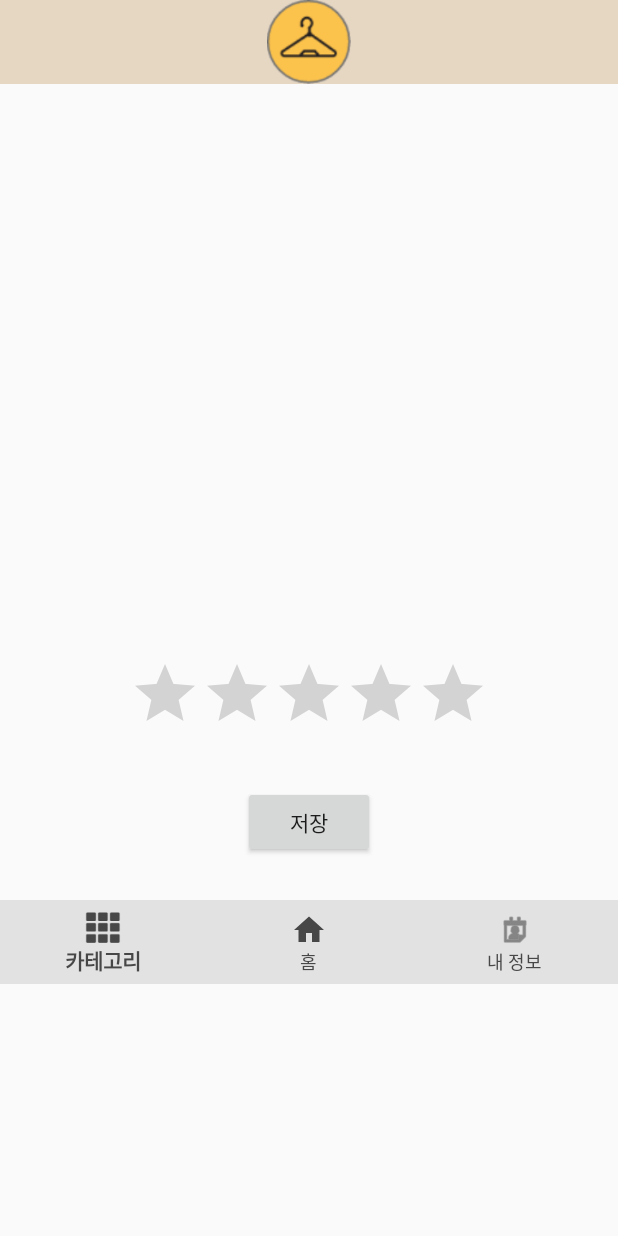
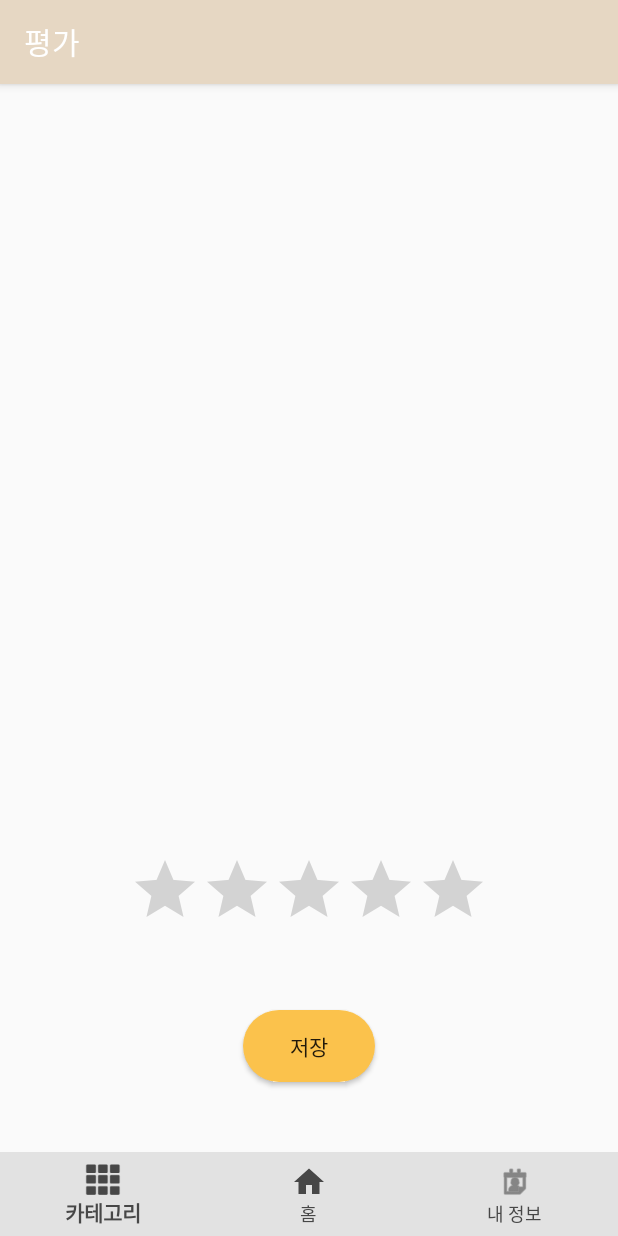
Before and after one commit to wnehdals/Omniver, an Android app: the EvaluationActivity screen opened directly, with no data from a screen before it, on a phone screen of 412 x 824 dp. Run offline under Robolectric (Android 15) with nearby library versions, the phone set to English and light mode, and no system bars; libraries missing offline, so code that uses them is left out: io.realm; pictures from the network do not load.

```diff
--- a/app/build.gradle
+++ b/app/build.gradle
@@ -1,5 +1,5 @@
 apply plugin: 'com.android.application'
-
+apply plugin: 'realm-android'
 android {
     compileSdkVersion 29
     buildToolsVersion "29.0.2"
--- a/app/src/main/java/com/example/omniver/CategoryActivity.java
+++ b/app/src/main/java/com/example/omniver/CategoryActivity.java
@@ -12,6 +12,7 @@ import android.widget.Button;
 import androidx.core.content.FileProvider;
 
 import com.example.omniver.base.BottomNavigationActivity;
+import com.example.omniver.evaluate_service.EvaluationActivity;
 import com.google.android.material.bottomnavigation.BottomNavigationView;
 
 import java.io.File;
@@ -104,7 +105,7 @@ public class CategoryActivity extends BottomNavigationActivity implements View.O
     @Override
     protected void onActivityResult(int requestCode, int resultCode, Intent data) {
         if (requestCode == REQUEST_IMAGE_CAPTURE && resultCode == RESULT_OK) {
-            Intent intent = new Intent(CategoryActivity.this,EvaluationActivity.class);
+            Intent intent = new Intent(CategoryActivity.this, EvaluationActivity.class);
             intent.putExtra("imagePath", currentPhotoPath);
             intent.putExtra("date",timeStamp);
             startActivity(intent);
--- a/app/src/main/java/com/example/omniver/EvaluationActivity.java
+++ /dev/null
@@ -1,48 +0,0 @@
-package com.example.omniver;
-
-import androidx.appcompat.app.AppCompatActivity;
-
-import android.content.Intent;
-import android.os.Bundle;
-import android.util.Log;
-import android.view.View;
-import android.widget.ImageView;
-import android.widget.RatingBar;
-import android.widget.Toast;
-
-import com.bumptech.glide.Glide;
-import com.example.omniver.base.BottomNavigationActivity;
-
-public class EvaluationActivity extends BottomNavigationActivity implements View.OnClickListener, RatingBar.OnRatingBarChangeListener {
-    private ImageView photo;
-    private String imagePath;
-    private RatingBar upRatingbar;
-    @Override
-    protected void onCreate(Bundle savedInstanceState) {
-        super.onCreate(savedInstanceState);
-        setContentView(R.layout.activity_evaluation);
-        photo = (ImageView)findViewById(R.id.photo_image_view);
-        Intent intent = getIntent();
-        imagePath = intent.getStringExtra("imagePath");
-        //String timeStamp = intent.getStringExtra("date");
-        Log.e("주소",imagePath);
-        Glide.with(this).load(imagePath).into(photo);
-        init();
-
-    }
-    public void init(){
-        upRatingbar = (RatingBar)findViewById(R.id.ratingbar_1);
-        upRatingbar.setOnRatingBarChangeListener(this);
-
-    }
-
-    @Override
-    public void onClick(View view) {
-        Toast.makeText(this, "저장되었습니다", Toast.LENGTH_SHORT).show();
-    }
-
-    @Override
-    public void onRatingChanged(RatingBar ratingBar, float v, boolean b) {
-        Log.e("ratingbar",Float.toString(v));
-    }
-}
--- /dev/null
+++ b/app/src/main/java/com/example/omniver/evaluate_service/EvaluationActivity.java
@@ -0,0 +1,85 @@
+package com.example.omniver.evaluate_service;
+
+import android.content.Intent;
+import android.os.Bundle;
+import android.util.Log;
+import android.view.View;
+import android.widget.Button;
+import android.widget.ImageView;
+import android.widget.RatingBar;
+import android.widget.Toast;
+
+import com.bumptech.glide.Glide;
+import com.example.omniver.R;
+import com.example.omniver.base.BottomNavigationActivity;
+import com.example.omniver.main_service.MainActivity;
+import com.example.omniver.model.Climate;
+import com.example.omniver.model.Picture;
+
+import io.realm.Realm;
+
+import static com.example.omniver.main_service.MainActivity.tempAverage;
+public class EvaluationActivity extends BottomNavigationActivity implements View.OnClickListener, RatingBar.OnRatingBarChangeListener,EvaluationContract.View {
+    private ImageView photo;
+    private String imagePath;
+    private RatingBar upRatingbar;
+    private Button saveButton;
+    private Realm realm;
+    private float grade;
+    private EvaluationInteractor evaluationInteractor;
+    private EvaluationPresenter evaluationPresenter;
+    @Override
+    protected void onCreate(Bundle savedInstanceState) {
+        super.onCreate(savedInstanceState);
+        setContentView(R.layout.activity_evaluation);
+        photo = (ImageView)findViewById(R.id.photo_image_view);
+        Intent intent = getIntent();
+        imagePath = intent.getStringExtra("imagePath");
+        Glide.with(this).load(imagePath).into(photo);
+        init();
+
+    }
+    public void init(){
+        grade = 0;
+        saveButton = (Button)findViewById(R.id.save_button);
+        saveButton.setOnClickListener(this);
+        upRatingbar = (RatingBar)findViewById(R.id.ratingbar_1);
+        upRatingbar.setOnRatingBarChangeListener(this);
+        evaluationInteractor = new EvaluationInteractor();
+        evaluationPresenter = new EvaluationPresenter(this,evaluationInteractor);
+
+    }
+
+    @Override
+    public void onClick(View view) {
+        switch (view.getId()){
+            case R.id.save_button:
+                final String timeStamp = getIntent().getStringExtra("date");
+                evaluationPresenter.requestSave(timeStamp, tempAverage, imagePath, grade);
+        }
+
+
+    }
+
+    @Override
+    public void onRatingChanged(RatingBar ratingBar, float v, boolean b) {
+        grade = v;
+        Log.e("ratingbar",Float.toString(v));
+    }
+
+    @Override
+    protected void onDestroy() {
+        super.onDestroy();
+    }
+
+    @Override
+    public void executeSave(boolean state) {
+        if(state){
+            Toast.makeText(this, "저장되었습니다", Toast.LENGTH_SHORT).show();
+            Intent intent = new Intent(EvaluationActivity.this, MainActivity.class);
+            startActivity(intent);
+        }else{
+            Toast.makeText(this, "저장에 실패하였습니다", Toast.LENGTH_SHORT).show();
+        }
+    }
+}
--- /dev/null
+++ b/app/src/main/java/com/example/omniver/evaluate_service/EvaluationContract.java
@@ -0,0 +1,18 @@
+package com.example.omniver.evaluate_service;
+
+import com.example.omniver.base.BaseContract;
+import com.example.omniver.main_service.MainContract;
+import com.example.omniver.model.Climate;
+
+public interface EvaluationContract {
+    interface View extends BaseContract.View{
+        void executeSave(boolean state);
+    }
+    interface  Presenter extends BaseContract.Presenter<EvaluationContract.View>{
+        @Override
+        void setView(EvaluationContract.View view);
+
+        @Override
+        void releaseView();
+    }
+}
--- /dev/null
+++ b/app/src/main/java/com/example/omniver/evaluate_service/EvaluationInteractor.java
@@ -0,0 +1,41 @@
+package com.example.omniver.evaluate_service;
+
+import com.example.omniver.model.Picture;
+
+import io.realm.Realm;
+
+public class EvaluationInteractor {
+    private Realm realm;
+    private String timeStamp;
+    private double tempAverage;
+    private String imagePath;
+    private float grade;
+    private boolean state = false;
+
+
+    public boolean processSave(String time, double temp, String imageurl, float rank) {
+        realm = Realm.getDefaultInstance();
+        timeStamp = time;
+        tempAverage = temp;
+        imagePath = imageurl;
+        grade = rank;
+        realm.executeTransaction(new Realm.Transaction() {
+            @Override
+            public void execute(Realm realm) {
+                Picture picture = realm.createObject(Picture.class);
+                picture.setTemperature(tempAverage);
+                picture.setImageUrl(imagePath);
+                picture.setGrade(grade);
+                picture.setYear(Integer.parseInt(timeStamp.substring(0, 4)));
+                picture.setMonth(Integer.parseInt(timeStamp.substring(4, 6)));
+                picture.setDay(Integer.parseInt(timeStamp.substring(6, 8)));
+                picture.setHour(Integer.parseInt(timeStamp.substring(9, 11)));
+                picture.setMinute(Integer.parseInt(timeStamp.substring(11, 13)));
+
+            }
+        });
+        state = true;
+        realm.close();
+        return state;
+    }
+}
--- /dev/null
+++ b/app/src/main/java/com/example/omniver/evaluate_service/EvaluationPresenter.java
@@ -0,0 +1,24 @@
+package com.example.omniver.evaluate_service;
+
+public class EvaluationPresenter implements EvaluationContract.Presenter{
+    private EvaluationContract.View evaluationView;
+    private EvaluationInteractor evaluationInteractor;
+
+    public EvaluationPresenter(EvaluationContract.View evaluationView, EvaluationInteractor evaluationInteractor) {
+        this.evaluationView = evaluationView;
+        this.evaluationInteractor = evaluationInteractor;
+    }
+
+    @Override
+    public void setView(EvaluationContract.View view) {
+        this.evaluationView = view;
+    }
+
+    @Override
+    public void releaseView() {
+
+    }
+    public void requestSave(String timeStemp,double tempAverage, String imgPath, float grade){
+        evaluationView.executeSave(evaluationInteractor.processSave(timeStemp, tempAverage, imgPath, grade));
+    }
+}
--- a/app/src/main/java/com/example/omniver/model/Climate.java
+++ b/app/src/main/java/com/example/omniver/model/Climate.java
@@ -129,4 +129,7 @@ public class Climate {
     public String getName() {
         return name;
     }
+    public Climate getInstanceClimate(){
+        return this;
+    }
 }
--- a/app/src/main/res/layout/activity_category.xml
+++ b/app/src/main/res/layout/activity_category.xml
@@ -8,7 +8,6 @@
     android:orientation="vertical"
     android:background="@color/light_beige"
     tools:context=".CategoryActivity">
-    <include layout="@layout/toolbar_base"/>
     <LinearLayout
         android:layout_width="match_parent"
         android:layout_height="544dp"
--- a/app/src/main/res/layout/activity_evaluation.xml
+++ b/app/src/main/res/layout/activity_evaluation.xml
@@ -5,16 +5,14 @@
     android:layout_width="match_parent"
     android:layout_height="match_parent"
     android:orientation="vertical"
-    tools:context=".EvaluationActivity">
+    tools:context=".evaluate_service.EvaluationActivity">
 
-    <include layout="@layout/toolbar_base">
 
-    </include>
 
 
     <LinearLayout
         android:layout_width="match_parent"
-        android:layout_height="544dp"
+        android:layout_height="match_parent"
         android:orientation="vertical">
 
         <LinearLayout
@@ -67,16 +65,17 @@
                     android:id="@+id/save_button"
                     android:layout_width="wrap_content"
                     android:layout_height="wrap_content"
+                    android:background="@drawable/bg_yellow_radius_24"
                     android:text="저장"/>
             </LinearLayout>
 
 
         </LinearLayout>
 
-
+        <include layout="@layout/activity_bottom_navigation"></include>
     </LinearLayout>
 
-    <include layout="@layout/activity_bottom_navigation"></include>
+
 
 
 </LinearLayout>
--- a/app/src/main/res/layout/activity_my_info.xml
+++ b/app/src/main/res/layout/activity_my_info.xml
@@ -8,9 +8,7 @@
     android:gravity="bottom"
     android:background="@color/light_beige"
     tools:context=".myinfo_service.MyInfoActivity">
-    <include layout="@layout/toolbar_base">
 
-    </include>
     <LinearLayout
         android:layout_width="match_parent"
         android:layout_height="544dp">
--- a/app/src/main/res/values/strings.xml
+++ b/app/src/main/res/values/strings.xml
@@ -5,6 +5,11 @@
     <string name="title_notifications">Notifications</string>
     <string name="title_activity_bottom_navigation">BottomNavigationActivity</string>
 
+
     <!-- TODO: Remove or change this placeholder text -->
     <string name="hello_blank_fragment">Hello blank fragment</string>
+
+    <!-- custom name -->
+    <string name="app_name_category">카테고리</string>
+    <string name="app_name_evaluate">평가</string>
 </resources>
--- a/app/src/main/res/values/styles.xml
+++ b/app/src/main/res/values/styles.xml
@@ -3,18 +3,18 @@
     <!-- Base application theme. -->
     <style name="AppTheme" parent="Theme.AppCompat.Light.NoActionBar">
         <!-- Customize your theme here. -->
-        <item name="colorPrimary">@color/colorPrimary</item>
-        <item name="colorPrimaryDark">@color/colorPrimaryDark</item>
+        <item name="colorPrimary">@color/beige</item>
+        <item name="colorPrimaryDark">@color/kaki</item>
         <item name="colorAccent">@color/colorAccent</item>
         <item name="windowActionBar">false</item>
         <item name="windowNoTitle">true</item>
     </style>
 
 
-    <style name="myinfoTheme" parent="Theme.AppCompat.Light.DarkActionBar">
+    <style name="customTheme" parent="Theme.AppCompat.Light.DarkActionBar">
         <!-- Customize your theme here. -->
         <item name="colorPrimary">@color/beige</item>
-        <item name="colorPrimaryDark">@color/colorPrimaryDark</item>
+        <item name="colorPrimaryDark">@color/kaki</item>
         <item name="colorAccent">@color/colorAccent</item>
 
     </style>
--- a/build.gradle
+++ b/build.gradle
@@ -8,6 +8,7 @@ buildscript {
     }
     dependencies {
         classpath 'com.android.tools.build:gradle:3.5.2'
+        classpath "io.realm:realm-gradle-plugin:6.0.1"
 
         // NOTE: Do not place your application dependencies here; they belong
         // in the individual module build.gradle files
```
Also changed, not shown: app/src/main/AndroidManifest.xml (+7 -5 lines), app/src/main/java/com/example/omniver/main_service/MainActivity.java (+12 -2 lines), app/src/main/java/com/example/omniver/model/Picture.java (added, +84 -0 lines).
